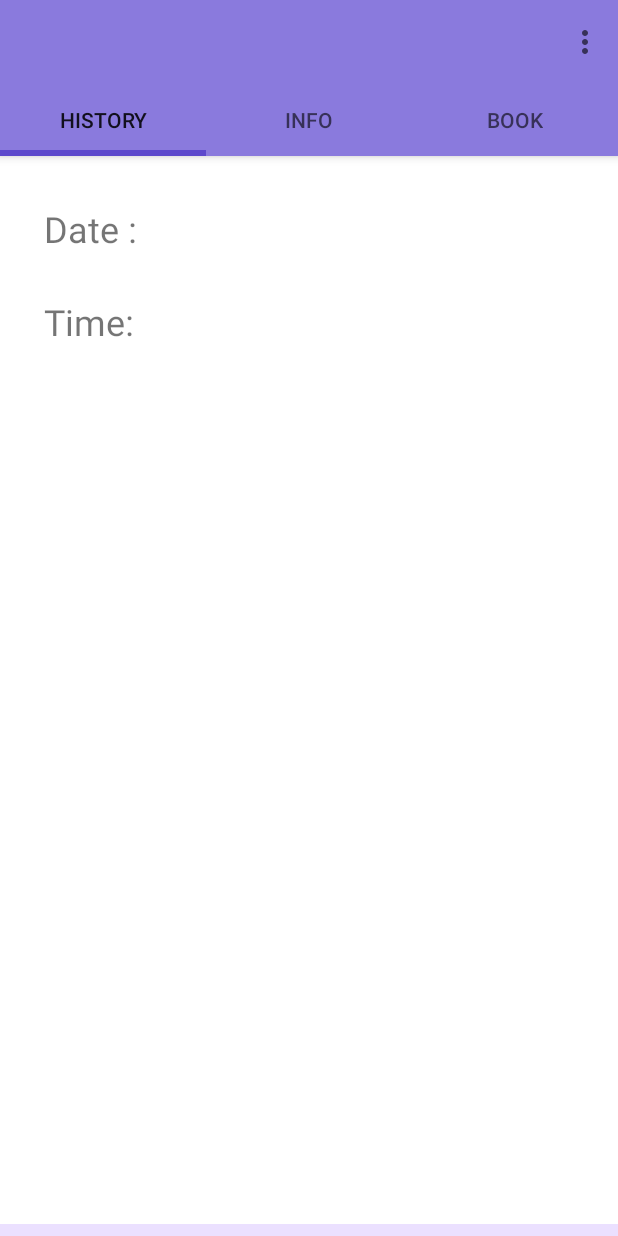
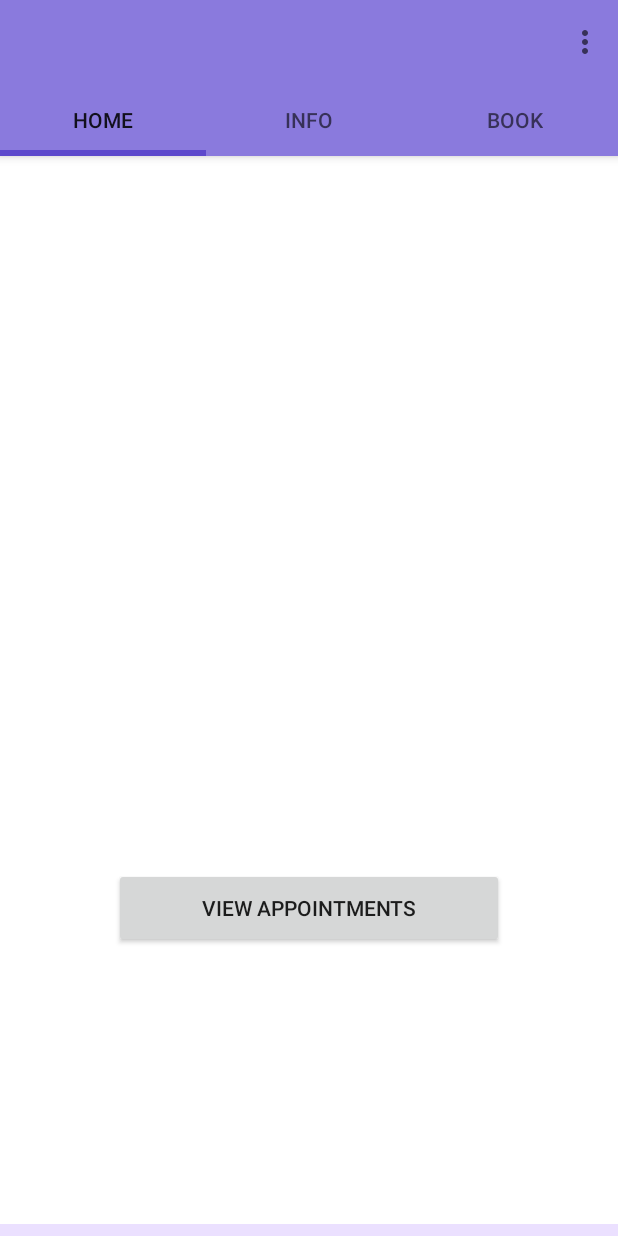
Before and after one commit to Kadhir99/Clinic, an Android app: the screen it shows after launch once a user with an empty profile is signed in (UserInfo), on a phone screen of 412 x 824 dp. Run offline under Robolectric (Android 15) with nearby library versions, the phone set to English and light mode, and no system bars; our stand-ins replace Firebase (no records; nobody signed in at launch, a user with empty details on screens opened directly).

Commit message:
Implemented Recycler view to fetch appointments

```diff
--- a/app/src/main/java/in/dentocare/clinic_management/Fragment1.java
+++ b/app/src/main/java/in/dentocare/clinic_management/Fragment1.java
@@ -1,9 +1,11 @@
 package in.dentocare.clinic_management;
 
+import android.content.Intent;
 import android.os.Bundle;
 import android.view.LayoutInflater;
 import android.view.View;
 import android.view.ViewGroup;
+import android.widget.Button;
 import android.widget.TextView;
 
 import androidx.annotation.NonNull;
@@ -11,16 +13,20 @@ import androidx.annotation.Nullable;
 import androidx.fragment.app.Fragment;
 
 public class Fragment1 extends Fragment {
-    TextView setdate,settime;
+  Button b;
     @Nullable
     @Override
     public View onCreateView(@NonNull LayoutInflater inflater, @Nullable ViewGroup container, @Nullable Bundle savedInstanceState) {
         View view = inflater.inflate(R.layout.fragment1,container,false);
 
-        setdate = view.findViewById(R.id.date);
-        settime = view.findViewById(R.id.Time);
-        setdate.setText(UserInfo.dateStr);
-        settime.setText(UserInfo.timeStr);
+        b = view.findViewById(R.id.button);
+        b.setOnClickListener(new View.OnClickListener() {
+            @Override
+            public void onClick(View view) {
+                Intent intent = new Intent(getContext(),AppointmentHistory.class);
+                startActivity(intent);
+            }
+        });
         return view;
     }
 
--- a/app/src/main/java/in/dentocare/clinic_management/Fragment3.java
+++ b/app/src/main/java/in/dentocare/clinic_management/Fragment3.java
@@ -65,7 +65,7 @@ public class Fragment3 extends Fragment {
 
                 UserInfo.dateStr = date;
                 UserInfo.timeStr = time;
-                appointment = date + " " + time;
+                appointment = "Date: "+date + "   "+"Time: "+ time;
                 String id = appointBase.push().getKey();
                 appointBase.child(UserInfo.emailStr.replace('.',',')).child("appointments").child("appointment"+id).setValue(appointment);
                 new AsyncMailer(getActivity()).execute(UserInfo.emailStr,date+" at "+time);
--- a/app/src/main/java/in/dentocare/clinic_management/UserInfo.java
+++ b/app/src/main/java/in/dentocare/clinic_management/UserInfo.java
@@ -88,7 +88,7 @@ public class UserInfo extends AppCompatActivity {
 
     private void setupViewPager(ViewPager viewPager){
         adapter = new SectionsPageAdapter(this.getSupportFragmentManager());
-        adapter.addfragment(new Fragment1(), "History");
+        adapter.addfragment(new Fragment1(), "Home");
         adapter.addfragment(new Fragment2(), "Info");
         adapter.addfragment(new Fragment3(), "Book");
         viewPager.setAdapter(adapter);
--- a/app/src/main/res/layout/fragment1.xml
+++ b/app/src/main/res/layout/fragment1.xml
@@ -6,75 +6,13 @@
     android:layout_width="match_parent"
     android:layout_height="match_parent">
 
-    <TextView
-        android:id="@+id/appointment2"
-        android:layout_width="wrap_content"
-        android:layout_height="wrap_content"
-        android:layout_marginStart="8dp"
-        android:layout_marginLeft="8dp"
-        android:layout_marginTop="8dp"
-        android:layout_marginEnd="8dp"
-        android:layout_marginRight="8dp"
-        android:text="Date :"
-        android:textSize="24sp"
+    <Button
+        android:id="@+id/button"
+        android:layout_width="260dp"
+        android:layout_height="53dp"
+        android:layout_marginEnd="76dp"
+        android:layout_marginBottom="184dp"
+        android:text="View Appointments"
         app:layout_constraintBottom_toBottomOf="parent"
-        app:layout_constraintEnd_toEndOf="parent"
-        app:layout_constraintHorizontal_bias="0.063"
-        app:layout_constraintStart_toStartOf="parent"
-        app:layout_constraintTop_toTopOf="parent"
-        app:layout_constraintVertical_bias="0.088" />
-
-    <TextView
-        android:id="@+id/Time"
-        android:layout_width="wrap_content"
-        android:layout_height="wrap_content"
-        android:layout_marginStart="8dp"
-        android:layout_marginLeft="8dp"
-        android:layout_marginTop="8dp"
-        android:layout_marginEnd="8dp"
-        android:layout_marginRight="8dp"
-        android:text="null"
-        android:textSize="24sp"
-        app:layout_constraintBottom_toBottomOf="parent"
-        app:layout_constraintEnd_toEndOf="parent"
-        app:layout_constraintHorizontal_bias="0.322"
-        app:layout_constraintStart_toStartOf="parent"
-        app:layout_constraintTop_toTopOf="parent"
-        app:layout_constraintVertical_bias="0.176" />
-
-    <TextView
-        android:id="@+id/date"
-        android:layout_width="wrap_content"
-        android:layout_height="wrap_content"
-        android:layout_marginStart="8dp"
-        android:layout_marginLeft="8dp"
-        android:layout_marginTop="8dp"
-        android:layout_marginEnd="8dp"
-        android:layout_marginRight="8dp"
-        android:text="null"
-        android:textSize="24sp"
-        app:layout_constraintBottom_toBottomOf="parent"
-        app:layout_constraintEnd_toEndOf="parent"
-        app:layout_constraintHorizontal_bias="0.322"
-        app:layout_constraintStart_toStartOf="parent"
-        app:layout_constraintTop_toTopOf="parent"
-        app:layout_constraintVertical_bias="0.088" />
-
-    <TextView
-        android:id="@+id/appointment3"
-        android:layout_width="wrap_content"
-        android:layout_height="wrap_content"
-        android:layout_marginStart="8dp"
-        android:layout_marginLeft="8dp"
-        android:layout_marginTop="8dp"
-        android:layout_marginEnd="8dp"
-        android:layout_marginRight="8dp"
-        android:text="Time:"
-        android:textSize="24sp"
-        app:layout_constraintBottom_toBottomOf="parent"
-        app:layout_constraintEnd_toEndOf="parent"
-        app:layout_constraintHorizontal_bias="0.063"
-        app:layout_constraintStart_toStartOf="parent"
-        app:layout_constraintTop_toTopOf="parent"
-        app:layout_constraintVertical_bias="0.176" />
+        app:layout_constraintEnd_toEndOf="parent" />
 </androidx.constraintlayout.widget.ConstraintLayout>
--- a/app/src/main/res/layout/fragment3.xml
+++ b/app/src/main/res/layout/fragment3.xml
@@ -16,6 +16,7 @@
         android:layout_marginEnd="8dp"
         android:layout_marginRight="8dp"
         android:ems="10"
+        android:background="@drawable/inputfield"
         android:focusableInTouchMode="false"
         android:gravity="left|center_vertical"
         android:hint="   Pick a date"
@@ -26,7 +27,7 @@
 
     <Spinner
         android:id="@+id/spinner"
-        style="@style/Widget.AppCompat.Spinner.Underlined"
+        style="@style/Widget.AppCompat.Light.Spinner.DropDown.ActionBar"
         android:layout_width="250dp"
         android:layout_height="44dp"
         android:layout_marginStart="8dp"
@@ -35,6 +36,7 @@
         android:layout_marginEnd="8dp"
         android:layout_marginRight="8dp"
         android:gravity="center"
+        android:background="@drawable/inputfield"
         app:layout_constraintEnd_toEndOf="parent"
         app:layout_constraintHorizontal_bias="0.497"
         app:layout_constraintStart_toStartOf="parent"
```
Also changed, not shown: app/src/main/AndroidManifest.xml (+6 -4 lines), app/src/main/java/in/dentocare/clinic_management/AppointData.java (added, +19 -0 lines), app/src/main/java/in/dentocare/clinic_management/AppointmentHistory.java (added, +63 -0 lines), app/src/main/java/in/dentocare/clinic_management/MyAdapter.java (added, +47 -0 lines), app/src/main/java/in/dentocare/clinic_management/UserData.java (+8 -8 lines), app/src/main/res/layout/activity_appointment_history.xml (added, +13 -0 lines), app/src/main/res/layout/appointhistory.xml (added, +16 -0 lines), app/src/main/res/layout/fragment2.xml (+12 -29 lines).
